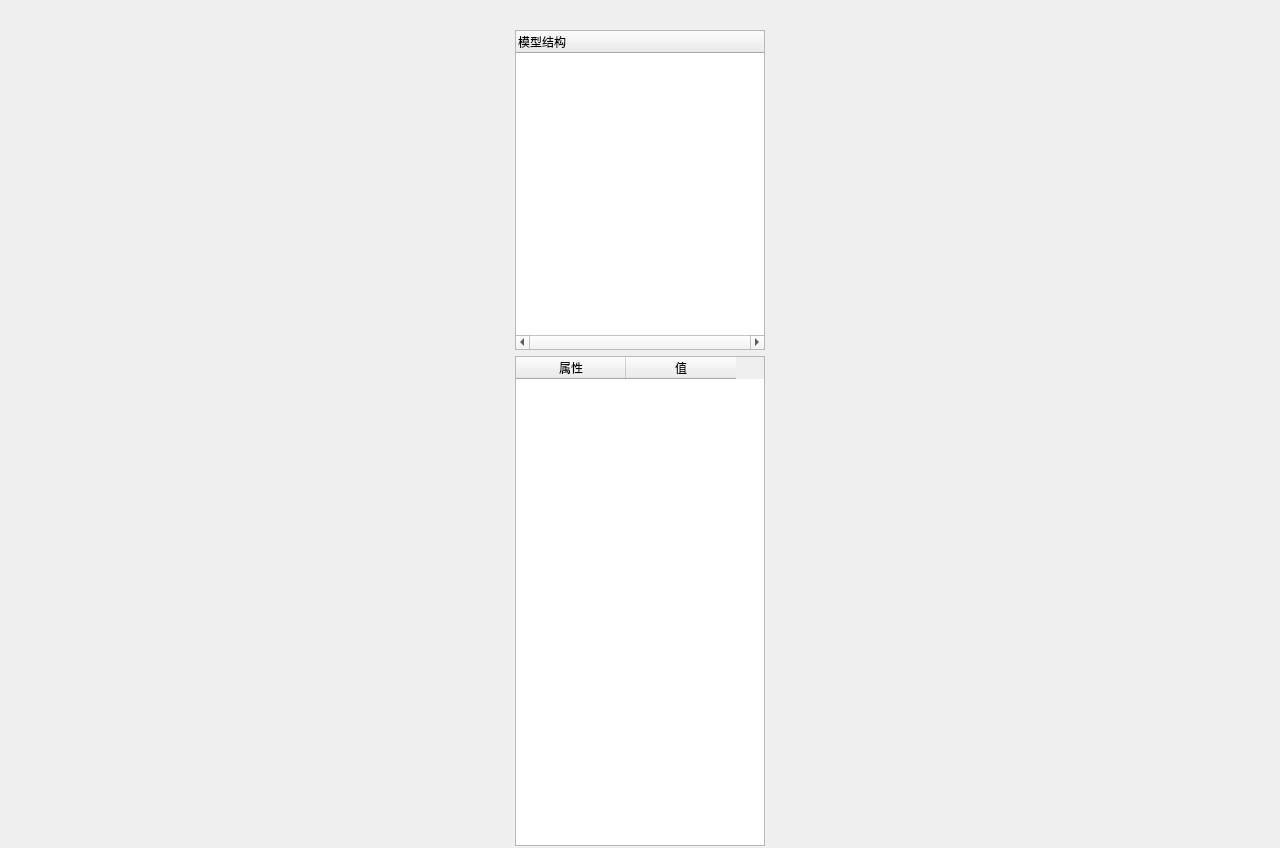
Above: osgQtViewer.ui from cornorghost/osgqt-software before the change. Below: the same form after it.
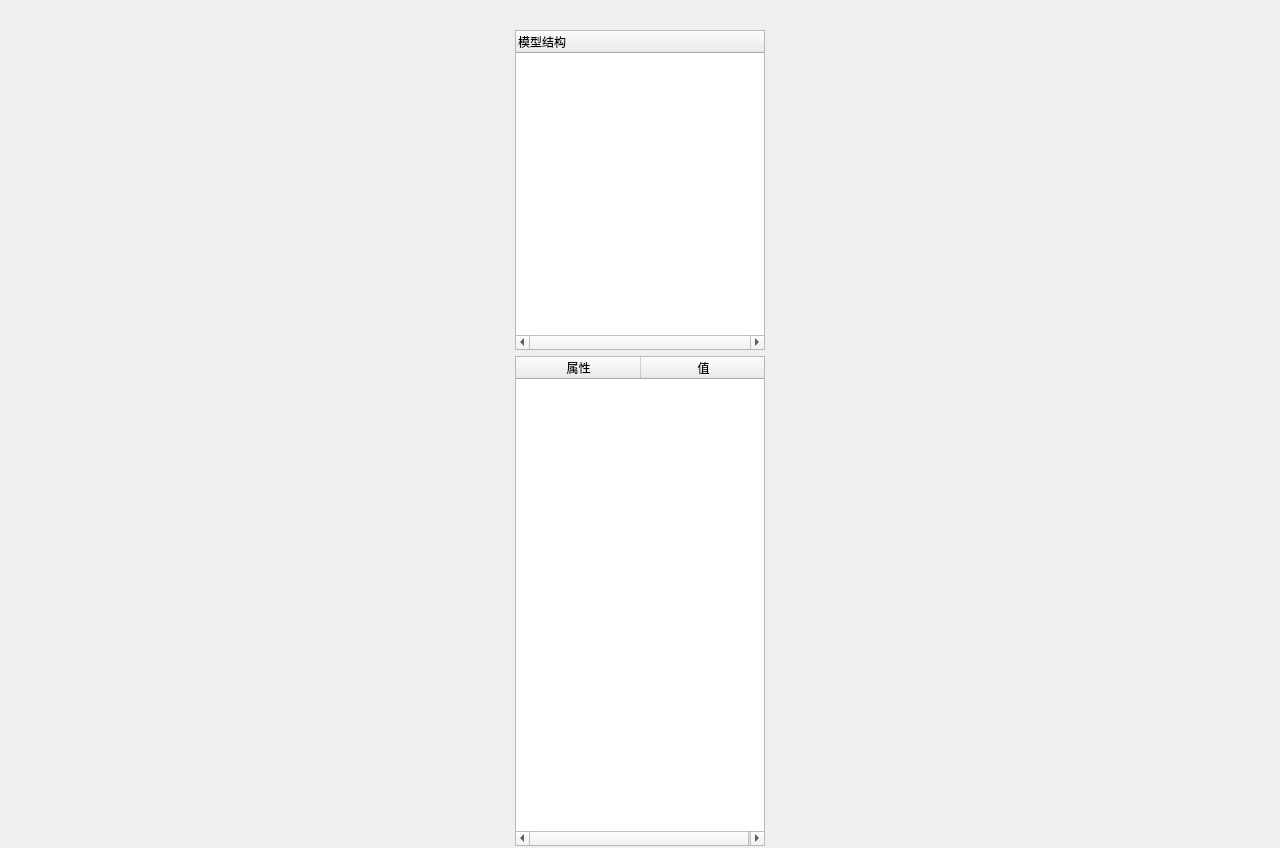
That is the form after the change.

```diff
--- a/osgQtViewer.ui
+++ b/osgQtViewer.ui
@@ -107,7 +107,7 @@
       <enum>QAbstractItemView::ScrollPerPixel</enum>
      </property>
      <attribute name="horizontalHeaderDefaultSectionSize">
-      <number>110</number>
+      <number>125</number>
      </attribute>
      <column>
       <property name="text">
```
Left out of the diff: 3 changed lines with no effect on the pictures.
